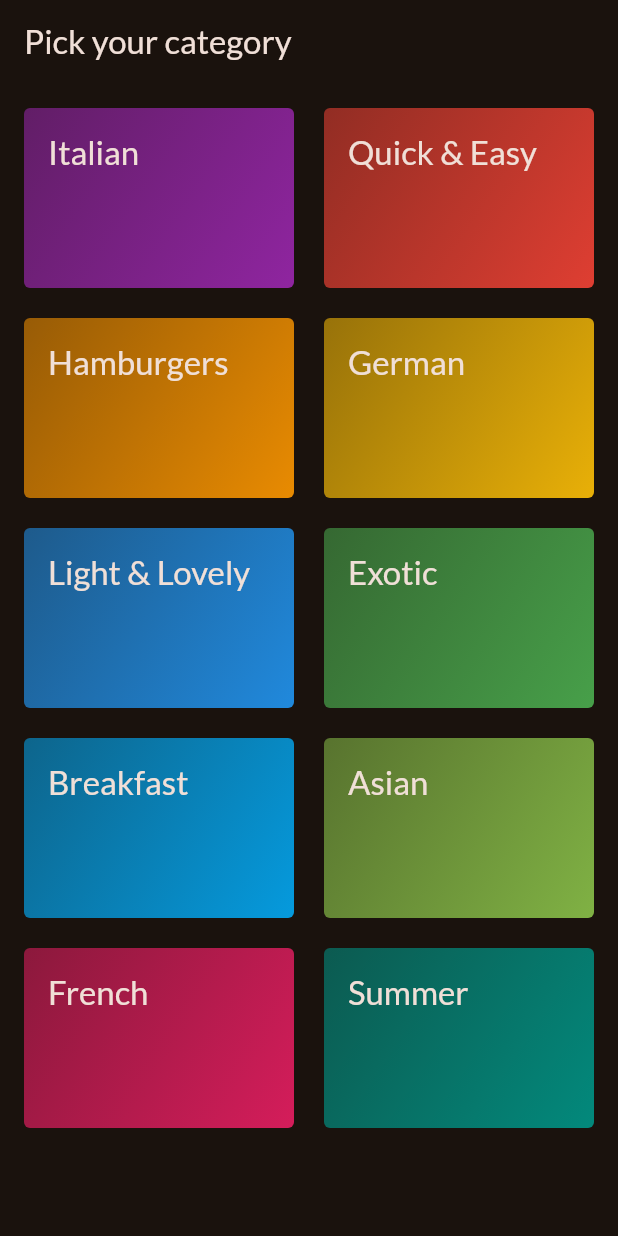
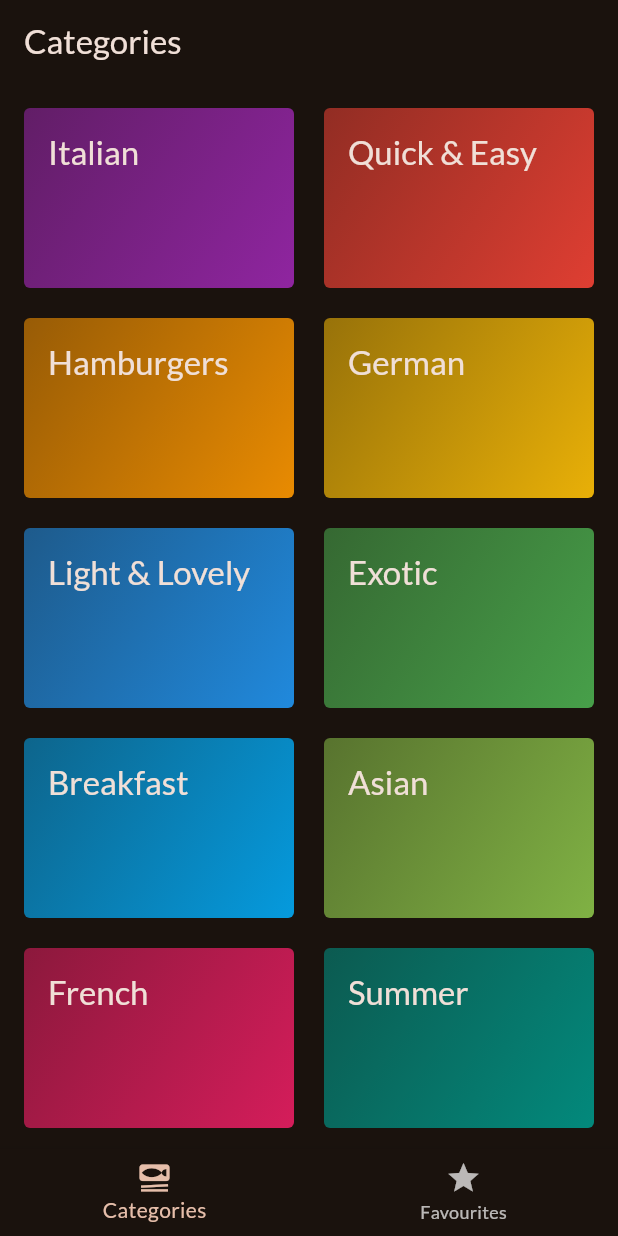
Before and after one commit to umeh-promise/meals_app, a Flutter app: the screen it shows after launch, on a phone screen of 412 x 824 dp. Run offline on Flutter 3.47's test engine with Material 3 defaults, Android fonts, the phone set to English and light mode, and no system bars; our stand-ins replace google_fonts, transparent_image.

Commit message:
feat: add tabs and conditioned meals title display

```diff
--- a/lib/main.dart
+++ b/lib/main.dart
@@ -2,6 +2,7 @@ import 'package:flutter/material.dart';
 
 import 'package:google_fonts/google_fonts.dart';
 import 'package:meals_app/screens/categories.dart';
+import 'package:meals_app/screens/tabs.dart';
 
 final theme = ThemeData(
   useMaterial3: true,
@@ -21,6 +22,6 @@ class App extends StatelessWidget {
 
   @override
   Widget build(BuildContext context) {
-    return MaterialApp(theme: theme, home: Categories());
+    return MaterialApp(theme: theme, home: Tabs());
   }
 }
--- a/lib/screens/categories.dart
+++ b/lib/screens/categories.dart
@@ -25,9 +25,7 @@ class Categories extends StatelessWidget {
 
   @override
   Widget build(BuildContext context) {
-    return Scaffold(
-      appBar: AppBar(title: Text('Pick your category')),
-      body: GridView(
+    return GridView(
       padding: EdgeInsets.all(16),
       gridDelegate: SliverGridDelegateWithFixedCrossAxisCount(
         crossAxisCount: 2,
@@ -43,7 +41,6 @@ class Categories extends StatelessWidget {
             onSelectCategory: () => _handleSelectCategory(context, category),
           ),
       ],
-      ),
     );
   }
 }
--- /dev/null
+++ b/lib/screens/tabs.dart
@@ -0,0 +1,51 @@
+import 'package:flutter/material.dart';
+import 'package:meals_app/screens/categories.dart';
+import 'package:meals_app/screens/meals.dart';
+
+class Tabs extends StatefulWidget {
+  const Tabs({super.key});
+
+  @override
+  State<StatefulWidget> createState() {
+    return _TabsState();
+  }
+}
+
+class _TabsState extends State<Tabs> {
+  int _selectPageIndex = 0;
+
+  void _selectedPage(int index) {
+    setState(() {
+      _selectPageIndex = index;
+    });
+  }
+
+  @override
+  Widget build(BuildContext context) {
+    Widget activePage = Categories();
+    String activePageTitle = 'Categories';
+
+    if (_selectPageIndex == 1) {
+      activePage = Meals(meals: []);
+      activePageTitle = "Favourites";
+    }
+
+    return Scaffold(
+      appBar: AppBar(title: Text(activePageTitle)),
+      body: activePage,
+      bottomNavigationBar: BottomNavigationBar(
+        currentIndex: _selectPageIndex,
+        items: [
+          BottomNavigationBarItem(
+            icon: Icon(Icons.set_meal),
+            label: "Categories",
+          ),
+          BottomNavigationBarItem(icon: Icon(Icons.star), label: 'Favourites'),
+        ],
+        onTap: (index) {
+          _selectedPage(index);
+        },
+      ),
+    );
+  }
+}
```
Also changed, not shown: lib/screens/meals.dart (+7 -3 lines). Lines whose indentation alone changed are shown as unchanged.
